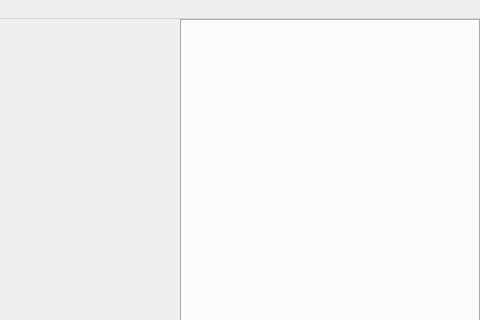
This is src/mainwindow.ui in dboun/MultiPatientImageProcessing as Qt 5 draws it before an edit; both pictures show x 506 to 986 and y 0 to 320 of the 986 by 690 pixel window. The edited form follows.
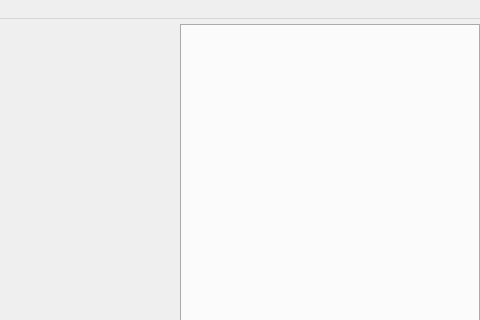
This is the edited form.

Commit message: Enable segmentation panel again

```diff
--- a/src/mainwindow.ui
+++ b/src/mainwindow.ui
@@ -25,7 +25,7 @@
      <number>0</number>
     </property>
     <property name="topMargin">
-     <number>0</number>
+     <number>5</number>
     </property>
     <property name="rightMargin">
      <number>0</number>
@@ -58,7 +58,7 @@
         <number>0</number>
        </property>
        <property name="topMargin">
-        <number>9</number>
+        <number>4</number>
        </property>
        <property name="rightMargin">
         <number>0</number>
```
The commit also changes 2 other files.
